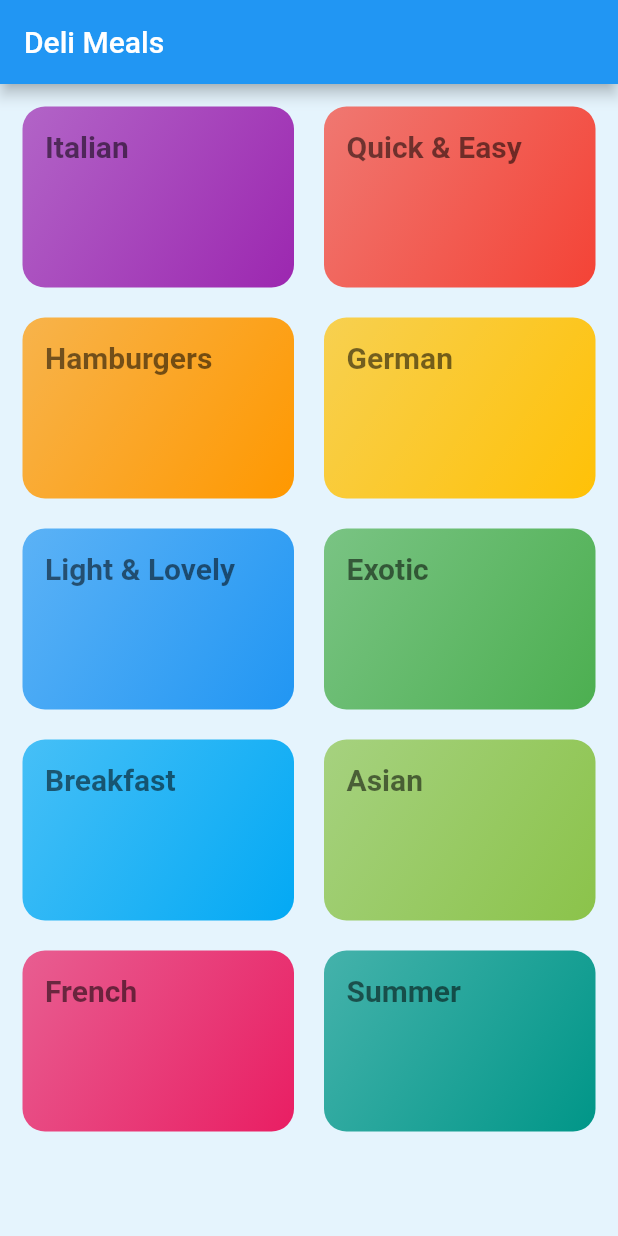
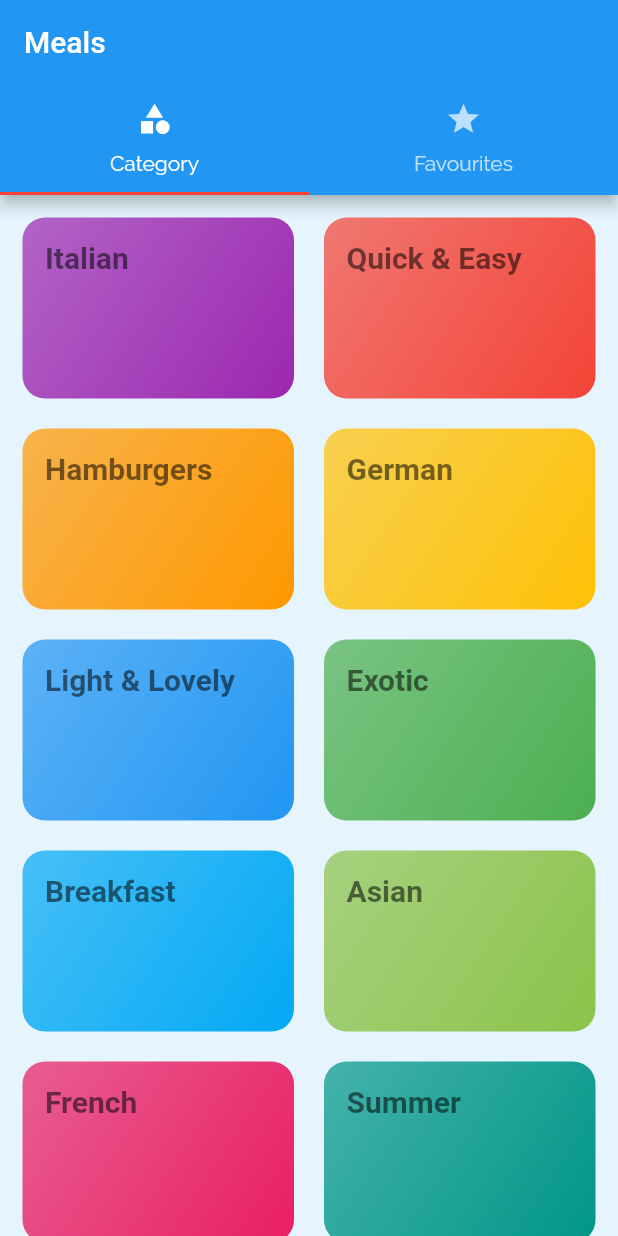
Before and after one commit to jeclauden/foodapp, a Flutter app: the screen it shows after launch, on a phone screen of 412 x 824 dp. Run offline on Flutter 3.47's test engine with Material 2 defaults, Android fonts, the phone set to English and light mode, and no system bars; our stand-ins replace gap; Roboto replaces fonts that are missing (RobotoCondesended).

Commit message:
Create Tabs screen

```diff
--- a/lib/main.dart
+++ b/lib/main.dart
@@ -1,5 +1,6 @@
 import 'package:flutter/material.dart';
 import 'package:foodapp/screens/meal_details_screen.dart';
+import 'package:foodapp/screens/tabs_screen.dart';
 import './screens/category_meals_screen.dart';
 import 'screens/meals_categories_screen.dart';
 import './routes/app_routes.dart';
@@ -34,7 +35,7 @@ class MyApp extends StatelessWidget {
         colorScheme: ColorScheme.fromSwatch(primarySwatch: Colors.blue)
             .copyWith(secondary: Colors.red),
       ),
-      home: const CategoriesScreen(),
+      // home: const CategoriesScreen(),
       // onGenerateRoute has other options. Check it out
       // onGenerateRoute: ((settings) {
       //   // some logics here
@@ -45,6 +46,7 @@ class MyApp extends StatelessWidget {
 
       // Can manually register named routes
       routes: {
+        '/': (ctx) => const TabsScreen(),
         AppRoutes.mealCategory: (ctx) => const CategoryMealsScreen(),
         AppRoutes.mealDetails: (ctx) => const MealDetailsScreen(),
       },
--- /dev/null
+++ b/lib/screens/favourites_screen.dart
@@ -0,0 +1,12 @@
+import 'package:flutter/material.dart';
+
+class FavouritesScreen extends StatelessWidget {
+  const FavouritesScreen({Key? key}) : super(key: key);
+
+  @override
+  Widget build(BuildContext context) {
+    return Center(
+      child: Text("Favourites"),
+    );
+  }
+}
--- a/lib/screens/meals_categories_screen.dart
+++ b/lib/screens/meals_categories_screen.dart
@@ -8,7 +8,6 @@ class CategoriesScreen extends StatelessWidget {
   @override
   Widget build(BuildContext context) {
     return Scaffold(
-      appBar: AppBar(title: const Text("Deli Meals")),
       body: GridView(
         padding: const EdgeInsets.all(15),
         gridDelegate: const SliverGridDelegateWithMaxCrossAxisExtent(
--- /dev/null
+++ b/lib/screens/tabs_screen.dart
@@ -0,0 +1,35 @@
+import 'package:flutter/material.dart';
+import '../screens/favourites_screen.dart';
+import '../screens/meals_categories_screen.dart';
+
+class TabsScreen extends StatelessWidget {
+  const TabsScreen({Key? key}) : super(key: key);
+
+  @override
+  Widget build(BuildContext context) {
+    return DefaultTabController(
+      length: 2,
+      child: Scaffold(
+        appBar: AppBar(
+          title: const Text("Meals"),
+          bottom: const TabBar(tabs: [
+            Tab(
+              icon: Icon(Icons.category),
+              text: "Category",
+            ),
+            Tab(
+              icon: Icon(Icons.star),
+              text: "Favourites",
+            ),
+          ]),
+        ),
+        body: const TabBarView(
+          children: [
+            CategoriesScreen(),
+            FavouritesScreen(),
+          ],
+        ),
+      ),
+    );
+  }
+}
```
